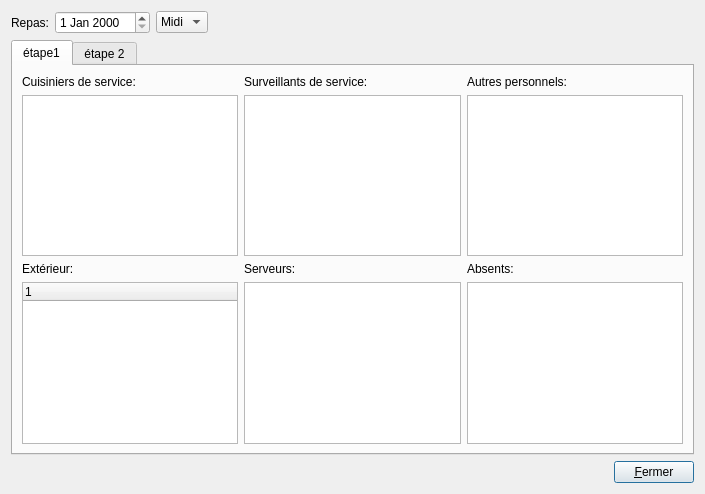
First picture: the form in chrysalide/preparerrepas.ui, repository chrysalideProject/chrysalideProject, before the edit.
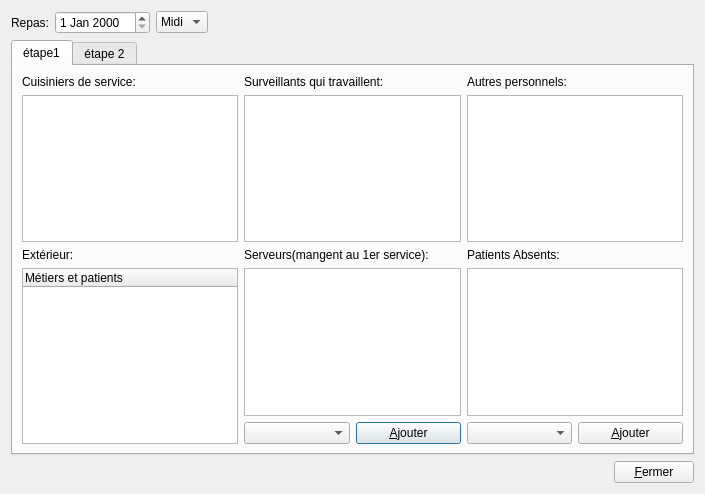
Second picture: the form after the edit. Icons and pictures are not drawn. Custom widgets are drawn as their Qt base class.

```diff
--- a/chrysalide/preparerrepas.ui
+++ b/chrysalide/preparerrepas.ui
@@ -86,7 +86,7 @@
            <item>
             <widget class="QLabel" name="label_3">
              <property name="text">
-              <string>Surveillants de service:</string>
+              <string>Surveillants qui travaillent:</string>
              </property>
             </widget>
            </item>
@@ -112,7 +112,7 @@
         </layout>
        </item>
        <item>
-        <layout class="QHBoxLayout" name="horizontalLayout_4">
+        <layout class="QHBoxLayout" name="horizontalLayout_6">
          <item>
           <layout class="QVBoxLayout" name="verticalLayout_6">
            <item>
@@ -126,7 +126,7 @@
             <widget class="QTreeWidget" name="treeWidgetPatientsParMetiers">
              <column>
               <property name="text">
-               <string notr="true">1</string>
+               <string notr="true">Métiers et patients</string>
               </property>
              </column>
             </widget>
@@ -138,13 +138,27 @@
            <item>
             <widget class="QLabel" name="label_5">
              <property name="text">
-              <string>Serveurs:</string>
+              <string>Serveurs(mangent au 1er service):</string>
              </property>
             </widget>
            </item>
            <item>
             <widget class="QListWidget" name="listWidgetServeurs"/>
            </item>
+           <item>
+            <layout class="QHBoxLayout" name="horizontalLayout_4">
+             <item>
+              <widget class="QComboBox" name="comboBoxPatientsPouvantServir"/>
+             </item>
+             <item>
+              <widget class="QPushButton" name="pushButtonAjouterServeur">
+               <property name="text">
+                <string>&amp;Ajouter</string>
+               </property>
+              </widget>
+             </item>
+            </layout>
+           </item>
           </layout>
          </item>
          <item>
@@ -152,13 +166,27 @@
            <item>
             <widget class="QLabel" name="label_7">
              <property name="text">
-              <string>Absents:</string>
+              <string>Patients Absents:</string>
              </property>
             </widget>
            </item>
            <item>
             <widget class="QListWidget" name="listWidgetAbsents"/>
            </item>
+           <item>
+            <layout class="QHBoxLayout" name="horizontalLayout_5">
+             <item>
+              <widget class="QComboBox" name="comboBoxPatientsPouvantEtreAbsents"/>
+             </item>
+             <item>
+              <widget class="QPushButton" name="pushButtonAjouterAbsent">
+               <property name="text">
+                <string>&amp;Ajouter</string>
+               </property>
+              </widget>
+             </item>
+            </layout>
+           </item>
           </layout>
          </item>
         </layout>
```
